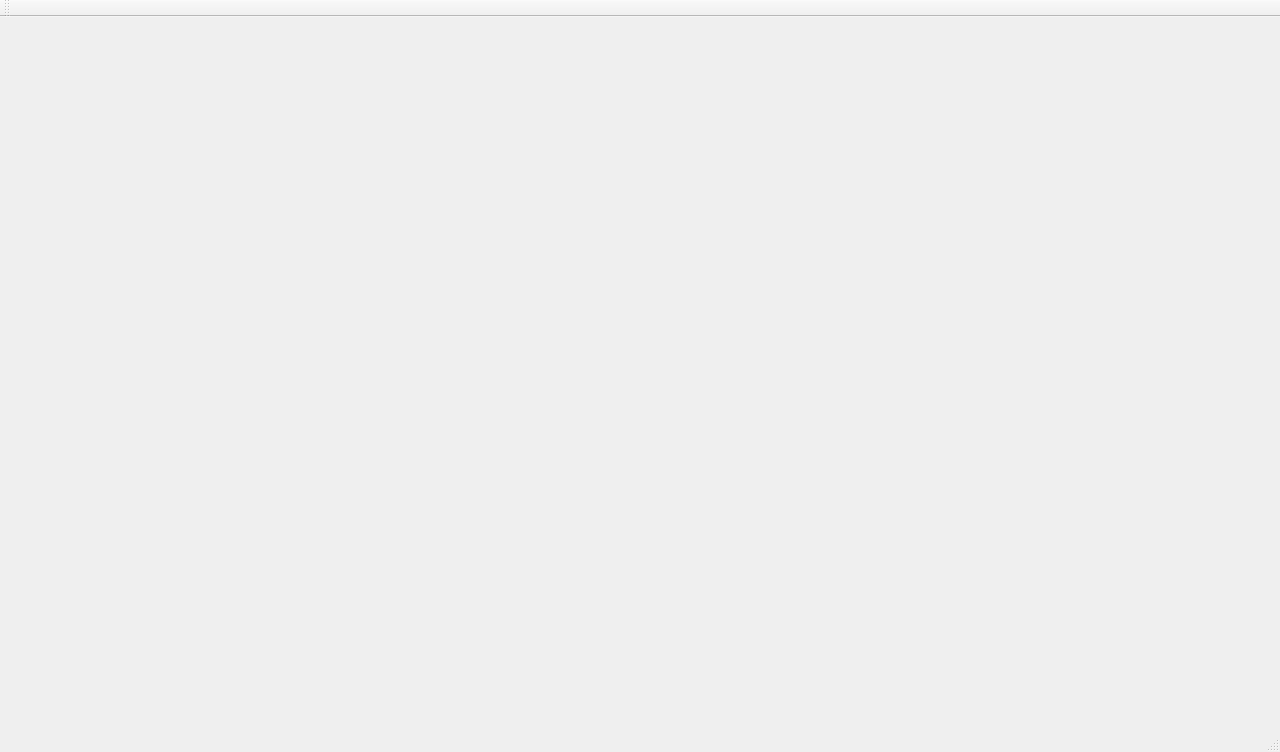
Old version of the form Monterey/mainwindow.ui in the repository rovsuite/monterey.
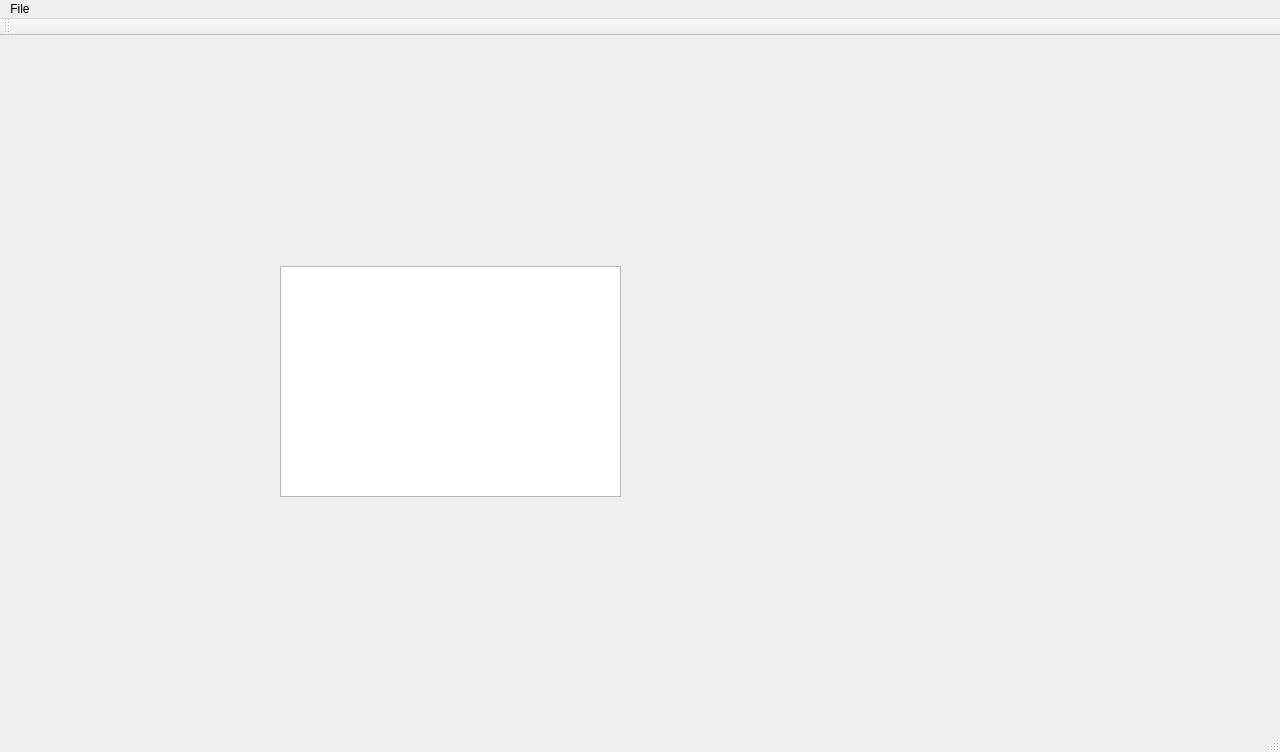
New version of the form.

What changed in the file:
```diff
--- a/Monterey/mainwindow.ui
+++ b/Monterey/mainwindow.ui
@@ -13,7 +13,18 @@
   <property name="windowTitle">
    <string>Monterey ROV Controller</string>
   </property>
-  <widget class="QWidget" name="centralWidget"/>
+  <widget class="QWidget" name="centralWidget">
+   <widget class="QTextEdit" name="textEdit">
+    <property name="geometry">
+     <rect>
+      <x>280</x>
+      <y>230</y>
+      <width>341</width>
+      <height>231</height>
+     </rect>
+    </property>
+   </widget>
+  </widget>
   <widget class="QMenuBar" name="menuBar">
    <property name="geometry">
     <rect>
@@ -23,6 +34,15 @@
      <height>22</height>
     </rect>
    </property>
+   <widget class="QMenu" name="menuFile">
+    <property name="title">
+     <string>File</string>
+    </property>
+    <addaction name="actionAbout"/>
+    <addaction name="separator"/>
+    <addaction name="actionExit"/>
+   </widget>
+   <addaction name="menuFile"/>
   </widget>
   <widget class="QToolBar" name="mainToolBar">
    <attribute name="toolBarArea">
```
Left out of the diff: 10 changed lines with no effect on the pictures.
